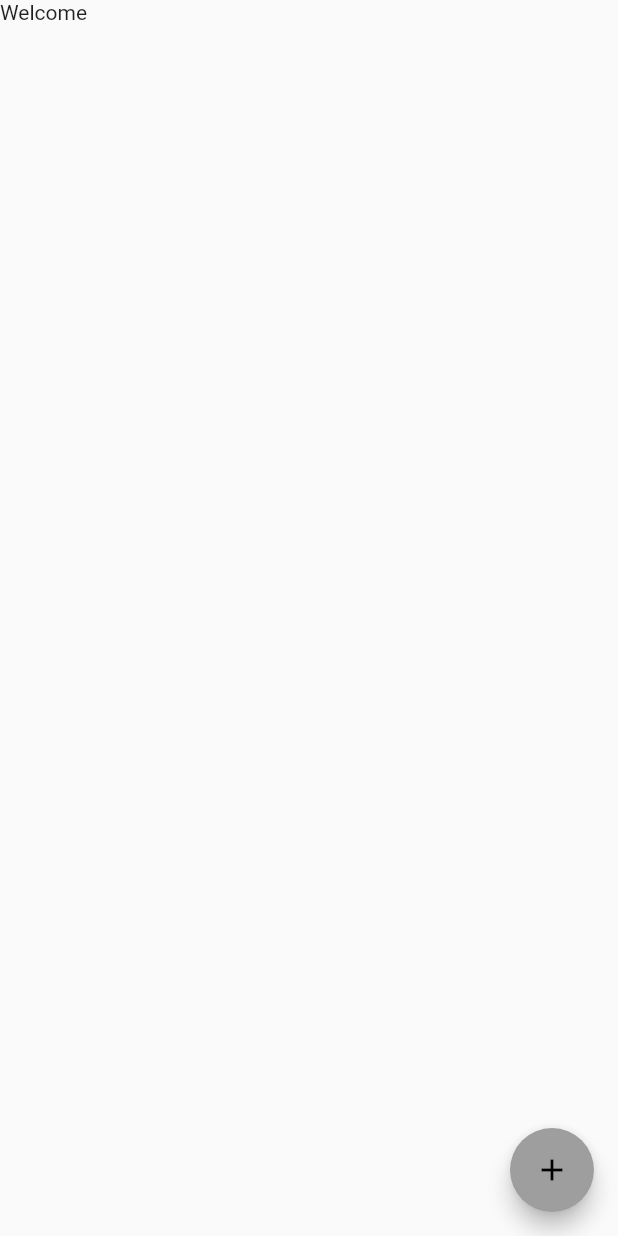
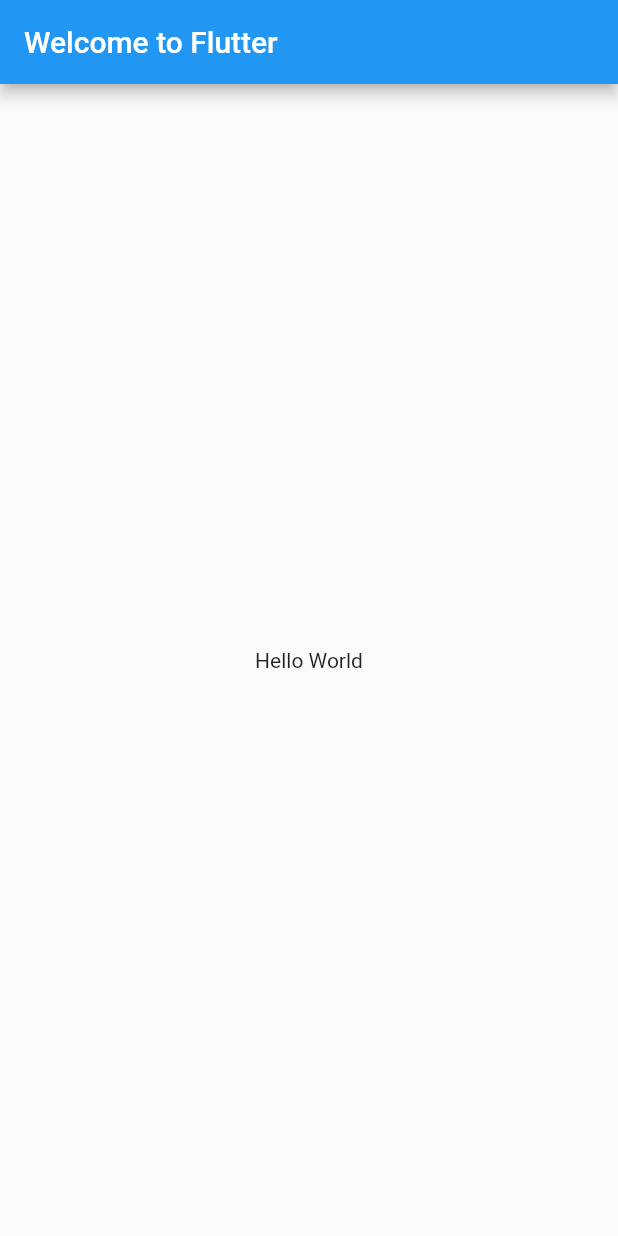
Before and after one commit to Esraa-Saleh374/Shopping-App, a Flutter app: the screen it shows after launch, on a phone screen of 412 x 824 dp. Run offline on Flutter 3.47's test engine with Material 2 defaults, Android fonts, the phone set to English and light mode, and no system bars.

Commit message:
base_structure

```diff
--- a/lib/main.dart
+++ b/lib/main.dart
@@ -1,70 +1,23 @@
-// Copyright 2014 The Flutter Authors. All rights reserved.
-// Use of this source code is governed by a BSD-style license that can be
-// found in the LICENSE file.
-
-import 'dart:async';
 import 'package:flutter/material.dart';
-import 'package:flutter/services.dart';
 
 void main() {
-  runApp(const FlutterView());
+  // SystemChrome.setEnabledSystemUIOverlays([]); // Hide Notif. Toolbar
+  // SystemChrome.setEnabledSystemUIOverlays(SystemUiOverlay.values); // Show Notif. Toolbar
+  runApp(MyApp());
 }
 
-class FlutterView extends StatelessWidget {
-  const FlutterView({Key? key}) : super(key: key);
-
+class MyApp extends StatelessWidget {
   @override
   Widget build(BuildContext context) {
     return MaterialApp(
-      title: 'Flutter View',
-      theme: ThemeData(
-        primarySwatch: Colors.grey,
-      ),
-      home: const MyHomePage(),
-    );
-  }
-}
-
-class MyHomePage extends StatefulWidget {
-  const MyHomePage({Key? key}) : super(key: key);
-
-  @override
-  _MyHomePageState createState() => _MyHomePageState();
-}
-
-class _MyHomePageState extends State<MyHomePage> {
-  static const String _channel = 'increment';
-  static const String _pong = 'pong';
-  static const String _emptyMessage = '';
-  static const BasicMessageChannel<String?> platform =
-      BasicMessageChannel<String?>(_channel, StringCodec());
-
-  int _counter = 0;
-
-  @override
-  void initState() {
-    super.initState();
-    platform.setMessageHandler(_handlePlatformIncrement);
-  }
-
-  Future<String> _handlePlatformIncrement(String? message) async {
-    setState(() {
-      _counter++;
-    });
-    return _emptyMessage;
-  }
-
-  void _sendFlutterIncrement() {
-    platform.send(_pong);
-  }
-
-  @override
-  Widget build(BuildContext context) {
-    return Scaffold(
-      body: Text("Welcome"),
-      floatingActionButton: FloatingActionButton(
-        onPressed: _sendFlutterIncrement,
-        child: const Icon(Icons.add),
+      title: 'Welcome to Flutter',
+      home: Scaffold(
+        appBar: AppBar(
+          title: Text('Welcome to Flutter'),
+        ),
+        body: Center(
+          child: Text('Hello World'),
+        ),
       ),
     );
   }
```
Also changed, not shown: 7 other files.
